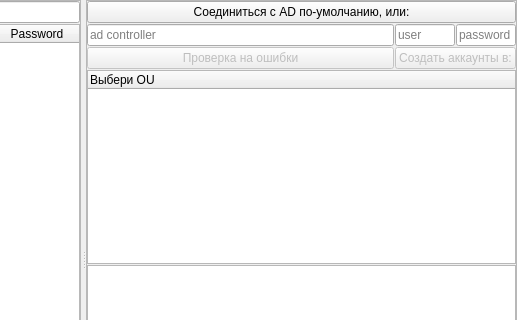
First picture: the form in ui_files/main.ui, repository qiwichupa/RussianFIO2AD, before the edit; both pictures show x 555 to 1072 and y 0 to 320 of the 1072 by 517 pixel window.
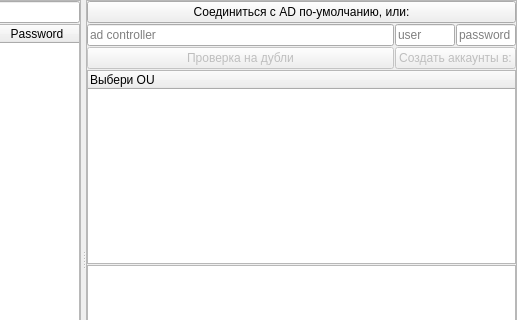
Second picture: the form after the edit. Icons and pictures are not drawn.

Commit message: 0.0.9rc2 log msg fix, ui fix

What changed in the file:
```diff
--- a/ui_files/main.ui
+++ b/ui_files/main.ui
@@ -6,7 +6,7 @@
    <rect>
     <x>0</x>
     <y>0</y>
-    <width>990</width>
+    <width>1054</width>
     <height>517</height>
    </rect>
   </property>
@@ -479,7 +479,7 @@
               <bool>false</bool>
              </property>
              <property name="text">
-              <string>Проверка на ошибки</string>
+              <string>Проверка на дубли</string>
              </property>
             </widget>
            </item>
```
Left out of the diff: 10 changed lines with no effect on the pictures. The commit also changes 2 other files.
